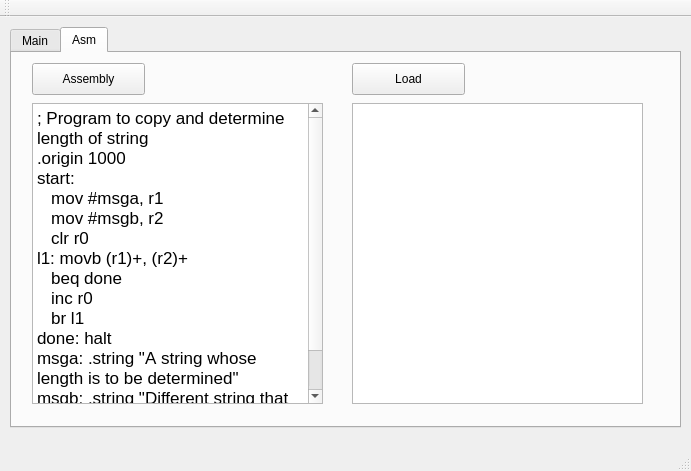
First picture: the form in AppGui/processorwindow.ui, repository mikhel1984/pdp_eleven, before the edit.
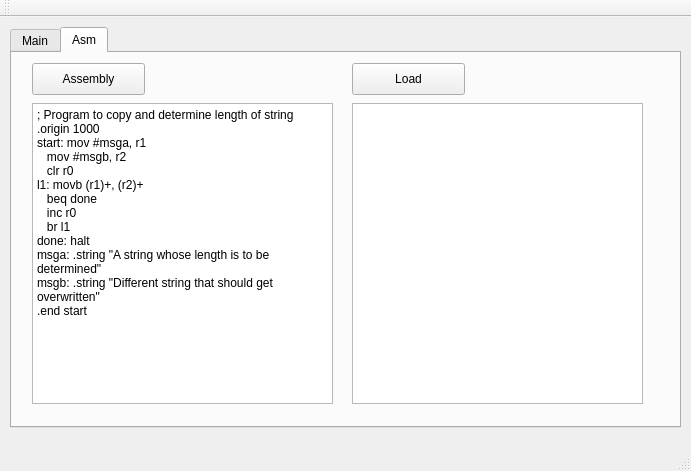
Second picture: the form after the edit. The open tabs and pages were chosen to show the change.

Patch:
```diff
--- a/AppGui/processorwindow.ui
+++ b/AppGui/processorwindow.ui
@@ -217,42 +217,6 @@
      <attribute name="title">
       <string>Asm</string>
      </attribute>
-     <widget class="QTextBrowser" name="assemblyEditor">
-      <property name="geometry">
-       <rect>
-        <x>20</x>
-        <y>50</y>
-        <width>291</width>
-        <height>301</height>
-       </rect>
-      </property>
-      <property name="readOnly">
-       <bool>false</bool>
-      </property>
-      <property name="html">
-       <string>&lt;!DOCTYPE HTML PUBLIC &quot;-//W3C//DTD HTML 4.0//EN&quot; &quot;http://www.w3.org/TR/REC-html40/strict.dtd&quot;&gt;
-&lt;html&gt;&lt;head&gt;&lt;meta name=&quot;qrichtext&quot; content=&quot;1&quot; /&gt;&lt;style type=&quot;text/css&quot;&gt;
-p, li { white-space: pre-wrap; }
-&lt;/style&gt;&lt;/head&gt;&lt;body style=&quot; font-family:'.SF NS Text'; font-size:13pt; font-weight:400; font-style:normal;&quot;&gt;
-&lt;p style=&quot; margin-top:0px; margin-bottom:0px; margin-left:0px; margin-right:0px; -qt-block-indent:0; text-indent:0px;&quot;&gt;;&lt;span style=&quot; color:#c0c0c0;&quot;&gt; &lt;/span&gt;Program&lt;span style=&quot; color:#c0c0c0;&quot;&gt; &lt;/span&gt;to&lt;span style=&quot; color:#c0c0c0;&quot;&gt; &lt;/span&gt;copy&lt;span style=&quot; color:#c0c0c0;&quot;&gt; &lt;/span&gt;and&lt;span style=&quot; color:#c0c0c0;&quot;&gt; &lt;/span&gt;determine&lt;span style=&quot; color:#c0c0c0;&quot;&gt; &lt;/span&gt;length&lt;span style=&quot; color:#c0c0c0;&quot;&gt; &lt;/span&gt;of&lt;span style=&quot; color:#c0c0c0;&quot;&gt; &lt;/span&gt;string&lt;/p&gt;
-&lt;p style=&quot; margin-top:0px; margin-bottom:0px; margin-left:0px; margin-right:0px; -qt-block-indent:0; text-indent:0px;&quot;&gt;&lt;span style=&quot; font-family:'Monaco';&quot;&gt;.origin&lt;/span&gt;&lt;span style=&quot; font-family:'Monaco'; color:#c0c0c0;&quot;&gt; &lt;/span&gt;&lt;span style=&quot; font-family:'Monaco';&quot;&gt;1000&lt;/span&gt;&lt;/p&gt;
-&lt;p style=&quot; margin-top:0px; margin-bottom:0px; margin-left:0px; margin-right:0px; -qt-block-indent:0; text-indent:0px;&quot;&gt;&lt;span style=&quot; font-family:'Monaco';&quot;&gt;start:&lt;/span&gt;&lt;span style=&quot; font-family:'Monaco'; color:#c0c0c0;&quot;&gt; &lt;/span&gt;&lt;/p&gt;
-&lt;p style=&quot; margin-top:0px; margin-bottom:0px; margin-left:0px; margin-right:0px; -qt-block-indent:0; text-indent:0px;&quot;&gt;&lt;span style=&quot; font-family:'Monaco';&quot;&gt;   mov&lt;/span&gt;&lt;span style=&quot; font-family:'Monaco'; color:#c0c0c0;&quot;&gt; &lt;/span&gt;&lt;span style=&quot; font-family:'Monaco';&quot;&gt;#msga,&lt;/span&gt;&lt;span style=&quot; font-family:'Monaco'; color:#c0c0c0;&quot;&gt; &lt;/span&gt;&lt;span style=&quot; font-family:'Monaco';&quot;&gt;r1&lt;/span&gt;&lt;/p&gt;
-&lt;p style=&quot; margin-top:0px; margin-bottom:0px; margin-left:0px; margin-right:0px; -qt-block-indent:0; text-indent:0px;&quot;&gt;&lt;span style=&quot; font-family:'Monaco'; color:#c0c0c0;&quot;&gt;   &lt;/span&gt;&lt;span style=&quot; font-family:'Monaco';&quot;&gt;mov&lt;/span&gt;&lt;span style=&quot; font-family:'Monaco'; color:#c0c0c0;&quot;&gt; &lt;/span&gt;&lt;span style=&quot; font-family:'Monaco';&quot;&gt;#msgb,&lt;/span&gt;&lt;span style=&quot; font-family:'Monaco'; color:#c0c0c0;&quot;&gt; &lt;/span&gt;&lt;span style=&quot; font-family:'Monaco';&quot;&gt;r2&lt;/span&gt;&lt;/p&gt;
-&lt;p style=&quot; margin-top:0px; margin-bottom:0px; margin-left:0px; margin-right:0px; -qt-block-indent:0; text-indent:0px;&quot;&gt;&lt;span style=&quot; font-family:'Monaco'; color:#c0c0c0;&quot;&gt;   &lt;/span&gt;&lt;span style=&quot; font-family:'Monaco';&quot;&gt;clr&lt;/span&gt;&lt;span style=&quot; font-family:'Monaco'; color:#c0c0c0;&quot;&gt; &lt;/span&gt;&lt;span style=&quot; font-family:'Monaco';&quot;&gt;r0&lt;/span&gt;&lt;/p&gt;
-&lt;p style=&quot; margin-top:0px; margin-bottom:0px; margin-left:0px; margin-right:0px; -qt-block-indent:0; text-indent:0px;&quot;&gt;&lt;span style=&quot; font-family:'Monaco';&quot;&gt;l1:&lt;/span&gt;&lt;span style=&quot; font-family:'Monaco'; color:#c0c0c0;&quot;&gt; &lt;/span&gt;&lt;span style=&quot; font-family:'Monaco';&quot;&gt;movb&lt;/span&gt;&lt;span style=&quot; font-family:'Monaco'; color:#c0c0c0;&quot;&gt; &lt;/span&gt;&lt;span style=&quot; font-family:'Monaco';&quot;&gt;(r1)+,&lt;/span&gt;&lt;span style=&quot; font-family:'Monaco'; color:#c0c0c0;&quot;&gt; &lt;/span&gt;&lt;span style=&quot; font-family:'Monaco';&quot;&gt;(r2)+&lt;/span&gt;&lt;/p&gt;
-&lt;p style=&quot; margin-top:0px; margin-bottom:0px; margin-left:0px; margin-right:0px; -qt-block-indent:0; text-indent:0px;&quot;&gt;&lt;span style=&quot; font-family:'Monaco'; color:#c0c0c0;&quot;&gt;   &lt;/span&gt;&lt;span style=&quot; font-family:'Monaco';&quot;&gt;beq&lt;/span&gt;&lt;span style=&quot; font-family:'Monaco'; color:#c0c0c0;&quot;&gt; &lt;/span&gt;&lt;span style=&quot; font-family:'Monaco';&quot;&gt;done&lt;/span&gt;&lt;/p&gt;
-&lt;p style=&quot; margin-top:0px; margin-bottom:0px; margin-left:0px; margin-right:0px; -qt-block-indent:0; text-indent:0px;&quot;&gt;&lt;span style=&quot; font-family:'Monaco'; color:#c0c0c0;&quot;&gt;   &lt;/span&gt;&lt;span style=&quot; font-family:'Monaco';&quot;&gt;inc&lt;/span&gt;&lt;span style=&quot; font-family:'Monaco'; color:#c0c0c0;&quot;&gt; &lt;/span&gt;&lt;span style=&quot; font-family:'Monaco';&quot;&gt;r0&lt;/span&gt;&lt;/p&gt;
-&lt;p style=&quot; margin-top:0px; margin-bottom:0px; margin-left:0px; margin-right:0px; -qt-block-indent:0; text-indent:0px;&quot;&gt;&lt;span style=&quot; font-family:'Monaco'; color:#c0c0c0;&quot;&gt;   &lt;/span&gt;&lt;span style=&quot; font-family:'Monaco';&quot;&gt;br&lt;/span&gt;&lt;span style=&quot; font-family:'Monaco'; color:#c0c0c0;&quot;&gt; &lt;/span&gt;&lt;span style=&quot; font-family:'Monaco';&quot;&gt;l1&lt;/span&gt;&lt;/p&gt;
-&lt;p style=&quot; margin-top:0px; margin-bottom:0px; margin-left:0px; margin-right:0px; -qt-block-indent:0; text-indent:0px;&quot;&gt;&lt;span style=&quot; font-family:'Monaco';&quot;&gt;done:&lt;/span&gt;&lt;span style=&quot; font-family:'Monaco'; color:#c0c0c0;&quot;&gt; &lt;/span&gt;&lt;span style=&quot; font-family:'Monaco';&quot;&gt;halt&lt;/span&gt;&lt;/p&gt;
-&lt;p style=&quot; margin-top:0px; margin-bottom:0px; margin-left:0px; margin-right:0px; -qt-block-indent:0; text-indent:0px;&quot;&gt;&lt;span style=&quot; font-family:'Monaco';&quot;&gt;msga:&lt;/span&gt;&lt;span style=&quot; font-family:'Monaco'; color:#c0c0c0;&quot;&gt; &lt;/span&gt;&lt;span style=&quot; font-family:'Monaco';&quot;&gt;.string&lt;/span&gt;&lt;span style=&quot; font-family:'Monaco'; color:#c0c0c0;&quot;&gt; &lt;/span&gt;&lt;span style=&quot; font-family:'Monaco';&quot;&gt;&amp;quot;A&lt;/span&gt;&lt;span style=&quot; font-family:'Monaco'; color:#c0c0c0;&quot;&gt; &lt;/span&gt;&lt;span style=&quot; font-family:'Monaco';&quot;&gt;string&lt;/span&gt;&lt;span style=&quot; font-family:'Monaco'; color:#c0c0c0;&quot;&gt; &lt;/span&gt;&lt;span style=&quot; font-family:'Monaco';&quot;&gt;whose&lt;/span&gt;&lt;span style=&quot; font-family:'Monaco'; color:#c0c0c0;&quot;&gt; &lt;/span&gt;&lt;span style=&quot; font-family:'Monaco';&quot;&gt;length&lt;/span&gt;&lt;span style=&quot; font-family:'Monaco'; color:#c0c0c0;&quot;&gt; &lt;/span&gt;&lt;span style=&quot; font-family:'Monaco';&quot;&gt;is&lt;/span&gt;&lt;span style=&quot; font-family:'Monaco'; color:#c0c0c0;&quot;&gt; &lt;/span&gt;&lt;span style=&quot; font-family:'Monaco';&quot;&gt;to&lt;/span&gt;&lt;span style=&quot; font-family:'Monaco'; color:#c0c0c0;&quot;&gt; &lt;/span&gt;&lt;span style=&quot; font-family:'Monaco';&quot;&gt;be&lt;/span&gt;&lt;span style=&quot; font-family:'Monaco'; color:#c0c0c0;&quot;&gt; &lt;/span&gt;&lt;span style=&quot; font-family:'Monaco';&quot;&gt;determined&amp;quot;&lt;/span&gt;&lt;/p&gt;
-&lt;p style=&quot; margin-top:0px; margin-bottom:0px; margin-left:0px; margin-right:0px; -qt-block-indent:0; text-indent:0px;&quot;&gt;&lt;span style=&quot; font-family:'Monaco';&quot;&gt;msgb:&lt;/span&gt;&lt;span style=&quot; font-family:'Monaco'; color:#c0c0c0;&quot;&gt; &lt;/span&gt;&lt;span style=&quot; font-family:'Monaco';&quot;&gt;.string&lt;/span&gt;&lt;span style=&quot; font-family:'Monaco'; color:#c0c0c0;&quot;&gt; &lt;/span&gt;&lt;span style=&quot; font-family:'Monaco';&quot;&gt;&amp;quot;Different&lt;/span&gt;&lt;span style=&quot; font-family:'Monaco'; color:#c0c0c0;&quot;&gt; &lt;/span&gt;&lt;span style=&quot; font-family:'Monaco';&quot;&gt;string&lt;/span&gt;&lt;span style=&quot; font-family:'Monaco'; color:#c0c0c0;&quot;&gt; &lt;/span&gt;&lt;span style=&quot; font-family:'Monaco';&quot;&gt;that&lt;/span&gt;&lt;span style=&quot; font-family:'Monaco'; color:#c0c0c0;&quot;&gt; &lt;/span&gt;&lt;span style=&quot; font-family:'Monaco';&quot;&gt;should&lt;/span&gt;&lt;span style=&quot; font-family:'Monaco'; color:#c0c0c0;&quot;&gt; &lt;/span&gt;&lt;span style=&quot; font-family:'Monaco';&quot;&gt;get&lt;/span&gt;&lt;span style=&quot; font-family:'Monaco'; color:#c0c0c0;&quot;&gt; &lt;/span&gt;&lt;span style=&quot; font-family:'Monaco';&quot;&gt;overwritten&amp;quot;&lt;/span&gt;&lt;/p&gt;
-&lt;p style=&quot; margin-top:0px; margin-bottom:0px; margin-left:0px; margin-right:0px; -qt-block-indent:0; text-indent:0px;&quot;&gt;&lt;span style=&quot; font-family:'Monaco';&quot;&gt;.end&lt;/span&gt;&lt;span style=&quot; font-family:'Monaco'; color:#c0c0c0;&quot;&gt; &lt;/span&gt;&lt;span style=&quot; font-family:'Monaco';&quot;&gt;start&lt;/span&gt;&lt;/p&gt;&lt;/body&gt;&lt;/html&gt;</string>
-      </property>
-      <property name="acceptRichText">
-       <bool>false</bool>
-      </property>
-     </widget>
      <widget class="QTextBrowser" name="machineCodeEditor">
       <property name="geometry">
        <rect>
@@ -294,6 +258,31 @@
        <string>Load</string>
       </property>
      </widget>
+     <widget class="QPlainTextEdit" name="asmTextEdit">
+      <property name="geometry">
+       <rect>
+        <x>20</x>
+        <y>50</y>
+        <width>301</width>
+        <height>301</height>
+       </rect>
+      </property>
+      <property name="plainText">
+       <string>; Program to copy and determine length of string
+.origin 1000
+start: mov #msga, r1
+   mov #msgb, r2
+   clr r0
+l1: movb (r1)+, (r2)+
+   beq done
+   inc r0
+   br l1
+done: halt
+msga: .string &quot;A string whose length is to be determined&quot;
+msgb: .string &quot;Different string that should get overwritten&quot;
+.end start</string>
+      </property>
+     </widget>
     </widget>
    </widget>
   </widget>
```
Left out of the diff: 2 changed lines with no effect on the pictures.
